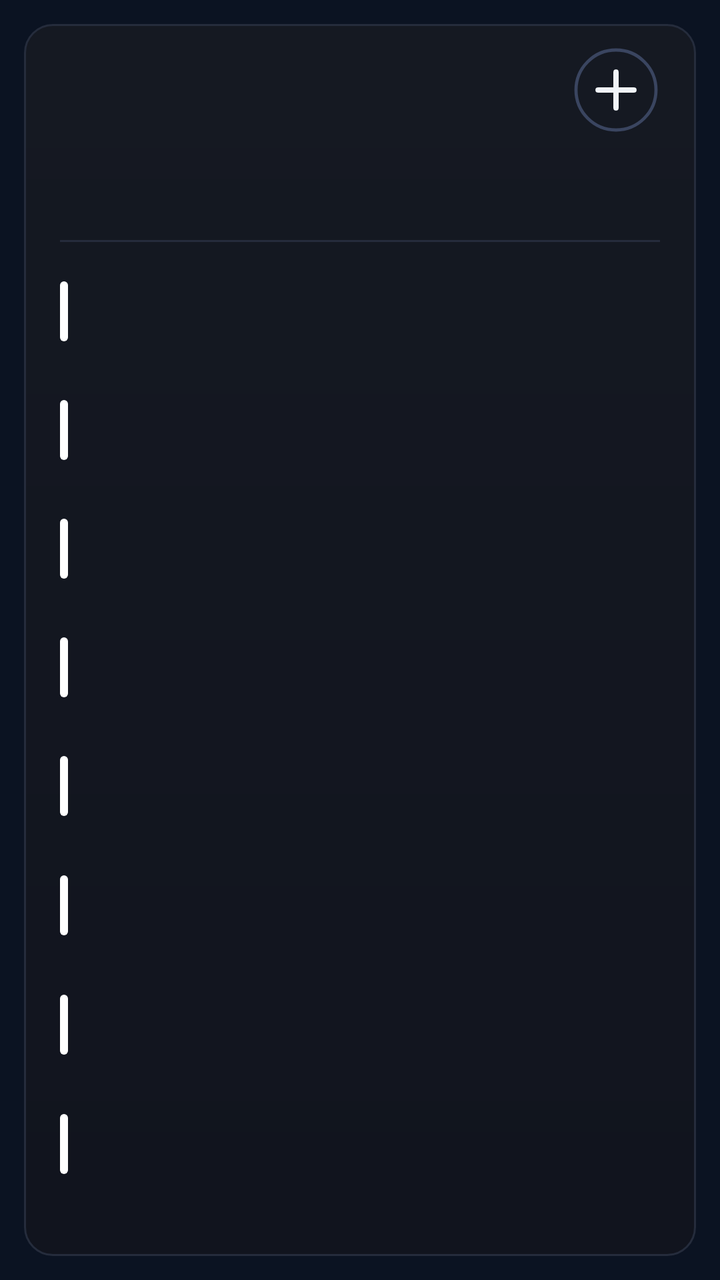
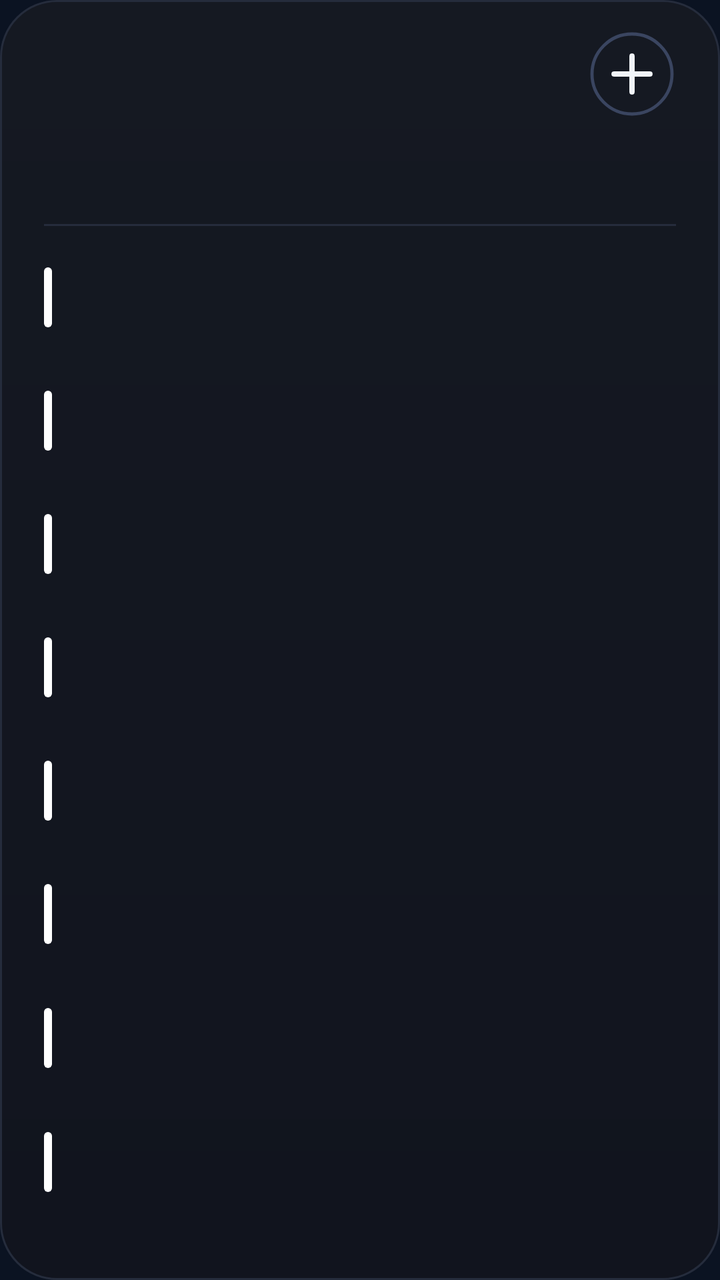

Screens rendered from an Android XML layout before and after an edit, with the pre-edit source and the edit as a unified diff.
<!-- AndroidManifest.xml: application theme AppTheme -->
<!-- res/layout/cal_k8.xml -->
<?xml version="1.0" encoding="utf-8"?>
<FrameLayout xmlns:android="http://schemas.android.com/apk/res/android"
    android:id="@+id/root"
    android:layout_width="match_parent"
    android:layout_height="match_parent"
    android:padding="12dp">

    <LinearLayout
        android:id="@+id/panel"
        android:layout_width="match_parent"
        android:layout_height="match_parent"
        android:background="@drawable/cal_panel"
        android:orientation="vertical"
        android:paddingStart="18dp"
        android:paddingTop="9dp"
        android:paddingEnd="18dp"
        android:paddingBottom="12dp">

        
        <LinearLayout
            android:layout_width="match_parent"
            android:layout_height="48dp"
            android:gravity="center_vertical"
            android:orientation="horizontal">
        <ImageView
            android:id="@+id/cal_day"
            android:layout_width="wrap_content"
            android:layout_height="47dp"
            android:adjustViewBounds="true"
            android:scaleType="fitStart" />

            <LinearLayout
                android:layout_width="0dp"
                android:layout_height="wrap_content"
                android:layout_marginStart="12dp"
                android:layout_weight="1"
                android:orientation="vertical">
                <ImageView
                    android:id="@+id/cal_month"
                    android:layout_width="match_parent"
                    android:layout_height="23dp"
                    android:adjustViewBounds="true"
                    android:scaleType="fitStart" />
                <ImageView
                    android:id="@+id/cal_sub"
                    android:layout_width="match_parent"
                    android:layout_height="16dp"
                    android:adjustViewBounds="true"
                    android:layout_marginTop="2dp"
                    android:scaleType="fitStart" />
            </LinearLayout>

            <ImageView
                android:id="@+id/btn_add"
                android:layout_width="44dp"
                android:layout_height="44dp"
                android:contentDescription="New event"
                android:src="@drawable/ic_cal_add" />
        </LinearLayout>

        
        <LinearLayout
            android:layout_width="match_parent"
            android:layout_height="44dp"
            android:layout_marginTop="2dp"
            android:orientation="horizontal">
            <LinearLayout
                android:layout_width="0dp"
                android:layout_height="match_parent"
                android:layout_weight="1"
                android:gravity="center_horizontal"
                android:orientation="vertical">
                <ImageView
                    android:id="@+id/wk_label_0"
                    android:layout_width="wrap_content"
                    android:layout_height="14dp"
                    android:adjustViewBounds="true"
                    android:scaleType="fitCenter" />
                <ImageView
                    android:id="@+id/wk_num_0"
                    android:layout_width="26dp"
                    android:layout_height="26dp"
                    android:adjustViewBounds="true"
                    android:layout_marginTop="3dp"
                    android:scaleType="fitCenter" />
            </LinearLayout>
            <LinearLayout
                android:layout_width="0dp"
                android:layout_height="match_parent"
                android:layout_weight="1"
                android:gravity="center_horizontal"
                android:orientation="vertical">
                <ImageView
                    android:id="@+id/wk_label_1"
                    android:layout_width="wrap_content"
                    android:layout_height="14dp"
                    android:adjustViewBounds="true"
                    android:scaleType="fitCenter" />
                <ImageView
                    android:id="@+id/wk_num_1"
                    android:layout_width="26dp"
                    android:layout_height="26dp"
                    android:adjustViewBounds="true"
                    android:layout_marginTop="3dp"
                    android:scaleType="fitCenter" />
            </LinearLayout>
            <LinearLayout
                android:layout_width="0dp"
                android:layout_height="match_parent"
                android:layout_weight="1"
                android:gravity="center_horizontal"
                android:orientation="vertical">
                <ImageView
                    android:id="@+id/wk_label_2"
                    android:layout_width="wrap_content"
                    android:layout_height="14dp"
                    android:adjustViewBounds="true"
                    android:scaleType="fitCenter" />
                <ImageView
                    android:id="@+id/wk_num_2"
                    android:layout_width="26dp"
                    android:layout_height="26dp"
                    android:adjustViewBounds="true"
                    android:layout_marginTop="3dp"
                    android:scaleType="fitCenter" />
            </LinearLayout>
            <LinearLayout
                android:layout_width="0dp"
                android:layout_height="match_parent"
                android:layout_weight="1"
                android:gravity="center_horizontal"
                android:orientation="vertical">
                <ImageView
                    android:id="@+id/wk_label_3"
                    android:layout_width="wrap_content"
                    android:layout_height="14dp"
                    android:adjustViewBounds="true"
                    android:scaleType="fitCenter" />
                <ImageView
                    android:id="@+id/wk_num_3"
                    android:layout_width="26dp"
                    android:layout_height="26dp"
                    android:adjustViewBounds="true"
                    android:layout_marginTop="3dp"
                    android:scaleType="fitCenter" />
            </LinearLayout>
            <LinearLayout
                android:layout_width="0dp"
                android:layout_height="match_parent"
                android:layout_weight="1"
                android:gravity="center_horizontal"
                android:orientation="vertical">
                <ImageView
                    android:id="@+id/wk_label_4"
                    android:layout_width="wrap_content"
                    android:layout_height="14dp"
                    android:adjustViewBounds="true"
                    android:scaleType="fitCenter" />
                <ImageView
                    android:id="@+id/wk_num_4"
                    android:layout_width="26dp"
                    android:layout_height="26dp"
                    android:adjustViewBounds="true"
                    android:layout_marginTop="3dp"
                    android:scaleType="fitCenter" />
            </LinearLayout>
            <LinearLayout
                android:layout_width="0dp"
                android:layout_height="match_parent"
                android:layout_weight="1"
                android:gravity="center_horizontal"
                android:orientation="vertical">
                <ImageView
                    android:id="@+id/wk_label_5"
                    android:layout_width="wrap_content"
                    android:layout_height="14dp"
                    android:adjustViewBounds="true"
                    android:scaleType="fitCenter" />
                <ImageView
                    android:id="@+id/wk_num_5"
                    android:layout_width="26dp"
                    android:layout_height="26dp"
                    android:adjustViewBounds="true"
                    android:layout_marginTop="3dp"
                    android:scaleType="fitCenter" />
            </LinearLayout>
            <LinearLayout
                android:layout_width="0dp"
                android:layout_height="match_parent"
                android:layout_weight="1"
                android:gravity="center_horizontal"
                android:orientation="vertical">
                <ImageView
                    android:id="@+id/wk_label_6"
                    android:layout_width="wrap_content"
                    android:layout_height="14dp"
                    android:adjustViewBounds="true"
                    android:scaleType="fitCenter" />
                <ImageView
                    android:id="@+id/wk_num_6"
                    android:layout_width="26dp"
                    android:layout_height="26dp"
                    android:adjustViewBounds="true"
                    android:layout_marginTop="3dp"
                    android:scaleType="fitCenter" />
            </LinearLayout>
        </LinearLayout>

        <ImageView
            android:layout_width="match_parent"
            android:layout_height="1dp"
            android:layout_marginTop="5dp"
            android:layout_marginBottom="5dp"
            android:scaleType="fitXY"
            android:src="@drawable/cal_divider" />

        
        <LinearLayout
            android:layout_width="match_parent"
            android:layout_height="0dp"
            android:layout_weight="1"
            android:orientation="vertical">
        <LinearLayout
            android:id="@+id/cal_row_0"
            android:layout_width="match_parent"
            android:layout_height="0dp"
            android:layout_weight="1"
            android:gravity="center_vertical"
            android:orientation="horizontal">

            <ImageView
                android:id="@+id/cal_bar_0"
                android:layout_width="4dp"
                android:layout_height="30dp"
                android:layout_marginEnd="11dp"
                android:scaleType="fitXY"
                android:src="@drawable/cal_bar" />

            <LinearLayout
                android:layout_width="0dp"
                android:layout_height="wrap_content"
                android:layout_weight="1"
                android:orientation="vertical">

                <LinearLayout
                    android:layout_width="match_parent"
                    android:layout_height="wrap_content"
                    android:orientation="horizontal">
                    <ImageView
                        android:id="@+id/cal_time_0"
                        android:layout_width="wrap_content"
                        android:layout_height="16dp"
                        android:adjustViewBounds="true"
                        android:scaleType="fitStart" />
                    <ImageView
                        android:id="@+id/cal_hint_0"
                        android:layout_width="wrap_content"
                        android:layout_height="16dp"
                        android:adjustViewBounds="true"
                        android:layout_marginStart="9dp"
                        android:scaleType="fitStart" />
                </LinearLayout>
                <ImageView
                    android:id="@+id/cal_title_0"
                    android:layout_width="match_parent"
                    android:layout_height="22dp"
                    android:adjustViewBounds="true"
                    android:layout_marginTop="1dp"
                    android:scaleType="fitStart" />
            </LinearLayout>
        </LinearLayout>
        <LinearLayout
            android:id="@+id/cal_row_1"
            android:layout_width="match_parent"
            android:layout_height="0dp"
            android:layout_weight="1"
            android:gravity="center_vertical"
            android:orientation="horizontal">

            <ImageView
                android:id="@+id/cal_bar_1"
                android:layout_width="4dp"
                android:layout_height="30dp"
                android:layout_marginEnd="11dp"
                android:scaleType="fitXY"
                android:src="@drawable/cal_bar" />

            <LinearLayout
                android:layout_width="0dp"
                android:layout_height="wrap_content"
                android:layout_weight="1"
                android:orientation="vertical">

                <LinearLayout
                    android:layout_width="match_parent"
                    android:layout_height="wrap_content"
                    android:orientation="horizontal">
                    <ImageView
                        android:id="@+id/cal_time_1"
                        android:layout_width="wrap_content"
                        android:layout_height="16dp"
                        android:adjustViewBounds="true"
                        android:scaleType="fitStart" />
                    <ImageView
                        android:id="@+id/cal_hint_1"
                        android:layout_width="wrap_content"
                        android:layout_height="16dp"
                        android:adjustViewBounds="true"
                        android:layout_marginStart="9dp"
                        android:scaleType="fitStart" />
                </LinearLayout>
                <ImageView
                    android:id="@+id/cal_title_1"
                    android:layout_width="match_parent"
                    android:layout_height="22dp"
                    android:adjustViewBounds="true"
                    android:layout_marginTop="1dp"
                    android:scaleType="fitStart" />
            </LinearLayout>
        </LinearLayout>
        <LinearLayout
            android:id="@+id/cal_row_2"
            android:layout_width="match_parent"
            android:layout_height="0dp"
            android:layout_weight="1"
            android:gravity="center_vertical"
            android:orientation="horizontal">

            <ImageView
                android:id="@+id/cal_bar_2"
                android:layout_width="4dp"
                android:layout_height="30dp"
                android:layout_marginEnd="11dp"
                android:scaleType="fitXY"
                android:src="@drawable/cal_bar" />

            <LinearLayout
                android:layout_width="0dp"
                android:layout_height="wrap_content"
                android:layout_weight="1"
                android:orientation="vertical">

                <LinearLayout
                    android:layout_width="match_parent"
                    android:layout_height="wrap_content"
                    android:orientation="horizontal">
                    <ImageView
                        android:id="@+id/cal_time_2"
                        android:layout_width="wrap_content"
                        android:layout_height="16dp"
                        android:adjustViewBounds="true"
                        android:scaleType="fitStart" />
                    <ImageView
                        android:id="@+id/cal_hint_2"
                        android:layout_width="wrap_content"
                        android:layout_height="16dp"
                        android:adjustViewBounds="true"
                        android:layout_marginStart="9dp"
                        android:scaleType="fitStart" />
                </LinearLayout>
                <ImageView
                    android:id="@+id/cal_title_2"
                    android:layout_width="match_parent"
                    android:layout_height="22dp"
                    android:adjustViewBounds="true"
                    android:layout_marginTop="1dp"
                    android:scaleType="fitStart" />
            </LinearLayout>
        </LinearLayout>
        <LinearLayout
            android:id="@+id/cal_row_3"
            android:layout_width="match_parent"
            android:layout_height="0dp"
            android:layout_weight="1"
            android:gravity="center_vertical"
            android:orientation="horizontal">

            <ImageView
                android:id="@+id/cal_bar_3"
                android:layout_width="4dp"
                android:layout_height="30dp"
                android:layout_marginEnd="11dp"
                android:scaleType="fitXY"
                android:src="@drawable/cal_bar" />

            <LinearLayout
                android:layout_width="0dp"
                android:layout_height="wrap_content"
                android:layout_weight="1"
                android:orientation="vertical">

                <LinearLayout
                    android:layout_width="match_parent"
                    android:layout_height="wrap_content"
                    android:orientation="horizontal">
                    <ImageView
                        android:id="@+id/cal_time_3"
                        android:layout_width="wrap_content"
                        android:layout_height="16dp"
                        android:adjustViewBounds="true"
                        android:scaleType="fitStart" />
                    <ImageView
                        android:id="@+id/cal_hint_3"
                        android:layout_width="wrap_content"
                        android:layout_height="16dp"
                        android:adjustViewBounds="true"
                        android:layout_marginStart="9dp"
                        android:scaleType="fitStart" />
                </LinearLayout>
                <ImageView
                    android:id="@+id/cal_title_3"
                    android:layout_width="match_parent"
                    android:layout_height="22dp"
                    android:adjustViewBounds="true"
                    android:layout_marginTop="1dp"
                    android:scaleType="fitStart" />
            </LinearLayout>
        </LinearLayout>
        <LinearLayout
            android:id="@+id/cal_row_4"
            android:layout_width="match_parent"
            android:layout_height="0dp"
            android:layout_weight="1"
            android:gravity="center_vertical"
            android:orientation="horizontal">

            <ImageView
                android:id="@+id/cal_bar_4"
                android:layout_width="4dp"
                android:layout_height="30dp"
                android:layout_marginEnd="11dp"
                android:scaleType="fitXY"
                android:src="@drawable/cal_bar" />

            <LinearLayout
                android:layout_width="0dp"
                android:layout_height="wrap_content"
                android:layout_weight="1"
                android:orientation="vertical">

                <LinearLayout
                    android:layout_width="match_parent"
                    android:layout_height="wrap_content"
                    android:orientation="horizontal">
                    <ImageView
                        android:id="@+id/cal_time_4"
                        android:layout_width="wrap_content"
                        android:layout_height="16dp"
                        android:adjustViewBounds="true"
                        android:scaleType="fitStart" />
                    <ImageView
                        android:id="@+id/cal_hint_4"
                        android:layout_width="wrap_content"
                        android:layout_height="16dp"
                        android:adjustViewBounds="true"
                        android:layout_marginStart="9dp"
                        android:scaleType="fitStart" />
                </LinearLayout>
                <ImageView
                    android:id="@+id/cal_title_4"
                    android:layout_width="match_parent"
                    android:layout_height="22dp"
                    android:adjustViewBounds="true"
                    android:layout_marginTop="1dp"
                    android:scaleType="fitStart" />
            </LinearLayout>
        </LinearLayout>
        <LinearLayout
            android:id="@+id/cal_row_5"
            android:layout_width="match_parent"
            android:layout_height="0dp"
            android:layout_weight="1"
            android:gravity="center_vertical"
            android:orientation="horizontal">

            <ImageView
                android:id="@+id/cal_bar_5"
                android:layout_width="4dp"
                android:layout_height="30dp"
                android:layout_marginEnd="11dp"
                android:scaleType="fitXY"
                android:src="@drawable/cal_bar" />

            <LinearLayout
                android:layout_width="0dp"
                android:layout_height="wrap_content"
                android:layout_weight="1"
                android:orientation="vertical">

                <LinearLayout
                    android:layout_width="match_parent"
                    android:layout_height="wrap_content"
                    android:orientation="horizontal">
                    <ImageView
                        android:id="@+id/cal_time_5"
                        android:layout_width="wrap_content"
                        android:layout_height="16dp"
                        android:adjustViewBounds="true"
                        android:scaleType="fitStart" />
                    <ImageView
                        android:id="@+id/cal_hint_5"
                        android:layout_width="wrap_content"
                        android:layout_height="16dp"
                        android:adjustViewBounds="true"
                        android:layout_marginStart="9dp"
                        android:scaleType="fitStart" />
                </LinearLayout>
                <ImageView
                    android:id="@+id/cal_title_5"
                    android:layout_width="match_parent"
                    android:layout_height="22dp"
                    android:adjustViewBounds="true"
                    android:layout_marginTop="1dp"
                    android:scaleType="fitStart" />
            </LinearLayout>
        </LinearLayout>
        <LinearLayout
            android:id="@+id/cal_row_6"
            android:layout_width="match_parent"
            android:layout_height="0dp"
            android:layout_weight="1"
            android:gravity="center_vertical"
            android:orientation="horizontal">

            <ImageView
                android:id="@+id/cal_bar_6"
                android:layout_width="4dp"
                android:layout_height="30dp"
                android:layout_marginEnd="11dp"
                android:scaleType="fitXY"
                android:src="@drawable/cal_bar" />

            <LinearLayout
                android:layout_width="0dp"
                android:layout_height="wrap_content"
                android:layout_weight="1"
                android:orientation="vertical">

                <LinearLayout
                    android:layout_width="match_parent"
                    android:layout_height="wrap_content"
                    android:orientation="horizontal">
                    <ImageView
                        android:id="@+id/cal_time_6"
                        android:layout_width="wrap_content"
                        android:layout_height="16dp"
                        android:adjustViewBounds="true"
                        android:scaleType="fitStart" />
                    <ImageView
                        android:id="@+id/cal_hint_6"
                        android:layout_width="wrap_content"
                        android:layout_height="16dp"
                        android:adjustViewBounds="true"
                        android:layout_marginStart="9dp"
                        android:scaleType="fitStart" />
                </LinearLayout>
                <ImageView
                    android:id="@+id/cal_title_6"
                    android:layout_width="match_parent"
                    android:layout_height="22dp"
                    android:adjustViewBounds="true"
                    android:layout_marginTop="1dp"
                    android:scaleType="fitStart" />
            </LinearLayout>
        </LinearLayout>
        <LinearLayout
            android:id="@+id/cal_row_7"
            android:layout_width="match_parent"
            android:layout_height="0dp"
            android:layout_weight="1"
            android:gravity="center_vertical"
            android:orientation="horizontal">

            <ImageView
                android:id="@+id/cal_bar_7"
                android:layout_width="4dp"
                android:layout_height="30dp"
                android:layout_marginEnd="11dp"
                android:scaleType="fitXY"
                android:src="@drawable/cal_bar" />

            <LinearLayout
                android:layout_width="0dp"
                android:layout_height="wrap_content"
                android:layout_weight="1"
                android:orientation="vertical">

                <LinearLayout
                    android:layout_width="match_parent"
                    android:layout_height="wrap_content"
                    android:orientation="horizontal">
                    <ImageView
                        android:id="@+id/cal_time_7"
                        android:layout_width="wrap_content"
                        android:layout_height="16dp"
                        android:adjustViewBounds="true"
                        android:scaleType="fitStart" />
                    <ImageView
                        android:id="@+id/cal_hint_7"
                        android:layout_width="wrap_content"
                        android:layout_height="16dp"
                        android:adjustViewBounds="true"
                        android:layout_marginStart="9dp"
                        android:scaleType="fitStart" />
                </LinearLayout>
                <ImageView
                    android:id="@+id/cal_title_7"
                    android:layout_width="match_parent"
                    android:layout_height="22dp"
                    android:adjustViewBounds="true"
                    android:layout_marginTop="1dp"
                    android:scaleType="fitStart" />
            </LinearLayout>
        </LinearLayout>
        </LinearLayout>
        <ImageView
            android:id="@+id/cal_more"
            android:layout_width="match_parent"
            android:layout_height="14dp"
            android:adjustViewBounds="true"
            android:scaleType="fitEnd" />
    </LinearLayout>
</FrameLayout>
<!-- resources referenced by this layout -->
<resources>
  <!-- drawable cal_bar (drawable) -->
  <?xml version="1.0" encoding="utf-8"?>
  <shape xmlns:android="http://schemas.android.com/apk/res/android" android:shape="rectangle">
      <solid android:color="#FFFFFFFF" />
      <corners android:radius="2dp" />
  </shape>
  <!-- drawable cal_divider (drawable) -->
  <?xml version="1.0" encoding="utf-8"?>
  <shape xmlns:android="http://schemas.android.com/apk/res/android" android:shape="rectangle">
      <solid android:color="#FF252C3C" />
  </shape>
  <!-- drawable cal_panel (drawable) -->
  <?xml version="1.0" encoding="utf-8"?>
  <shape xmlns:android="http://schemas.android.com/apk/res/android" android:shape="rectangle">
      <gradient android:angle="270" android:startColor="#FF151922" android:endColor="#FF11141E" />
      <stroke android:width="1dp" android:color="#FF252C3C" />
      <corners android:radius="14dp" />
  </shape>
  <!-- drawable ic_cal_add (drawable) -->
  <?xml version="1.0" encoding="utf-8"?>
  <vector xmlns:android="http://schemas.android.com/apk/res/android"
      android:width="44dp"
      android:height="44dp"
      android:viewportWidth="44"
      android:viewportHeight="44">
      <path
          android:pathData="M22,22m-20,0a20,20 0,1 1,40 0a20,20 0,1 1,-40 0"
          android:strokeColor="#FF3A4560"
          android:strokeWidth="1.6" />
      <path
          android:pathData="M13,22L31,22M22,13L22,31"
          android:strokeColor="#FFF1F5F9"
          android:strokeLineCap="round"
          android:strokeWidth="2.6" />
  </vector>
  <style name="AppTheme" parent="@android:style/Theme.DeviceDefault.NoActionBar">
          <item name="android:colorAccent">#DF8B35</item>
          <item name="android:colorControlActivated">#DF8B35</item>
          <item name="android:windowBackground">#0B1322</item>
          <item name="android:statusBarColor">#0E111A</item>
          <item name="android:navigationBarColor">#0B1322</item>
          <item name="android:textColorHint">#718096</item>
      </style>
</resources>

<!-- the commit's change to res/layout/cal_k8.xml (unified diff, before → after) -->
@@ -3,7 +3,7 @@
     android:id="@+id/root"
     android:layout_width="match_parent"
     android:layout_height="match_parent"
-    android:padding="12dp">
+    android:padding="0dp">
 
     <LinearLayout
         android:id="@+id/panel"
@@ -11,10 +11,10 @@
         android:layout_height="match_parent"
         android:background="@drawable/cal_panel"
         android:orientation="vertical"
-        android:paddingStart="18dp"
-        android:paddingTop="9dp"
-        android:paddingEnd="18dp"
-        android:paddingBottom="12dp">
+        android:paddingStart="22dp"
+        android:paddingTop="13dp"
+        android:paddingEnd="22dp"
+        android:paddingBottom="14dp">
 
         
         <LinearLayout
<!-- resource entries referenced after the edit -->
@@ -16,7 +16,7 @@
   <shape xmlns:android="http://schemas.android.com/apk/res/android" android:shape="rectangle">
       <gradient android:angle="270" android:startColor="#FF151922" android:endColor="#FF11141E" />
       <stroke android:width="1dp" android:color="#FF252C3C" />
-      <corners android:radius="14dp" />
+      <corners android:radius="@dimen/widget_radius" />
   </shape>
   <!-- drawable ic_cal_add (drawable) -->
   <?xml version="1.0" encoding="utf-8"?>
@@ -43,5 +43,6 @@
           <item name="android:navigationBarColor">#0B1322</item>
           <item name="android:textColorHint">#718096</item>
       </style>
+  <dimen name="widget_radius">20dp</dimen>
 </resources>
 
